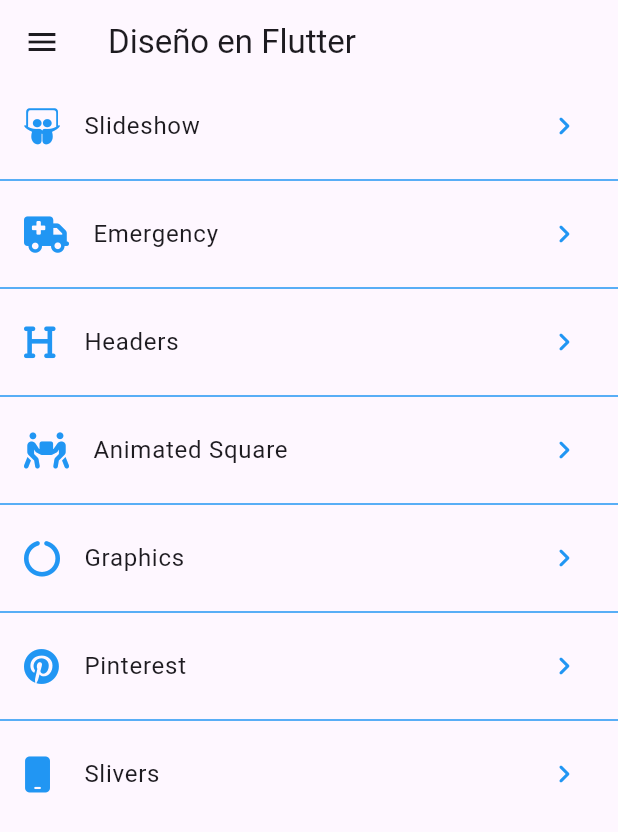
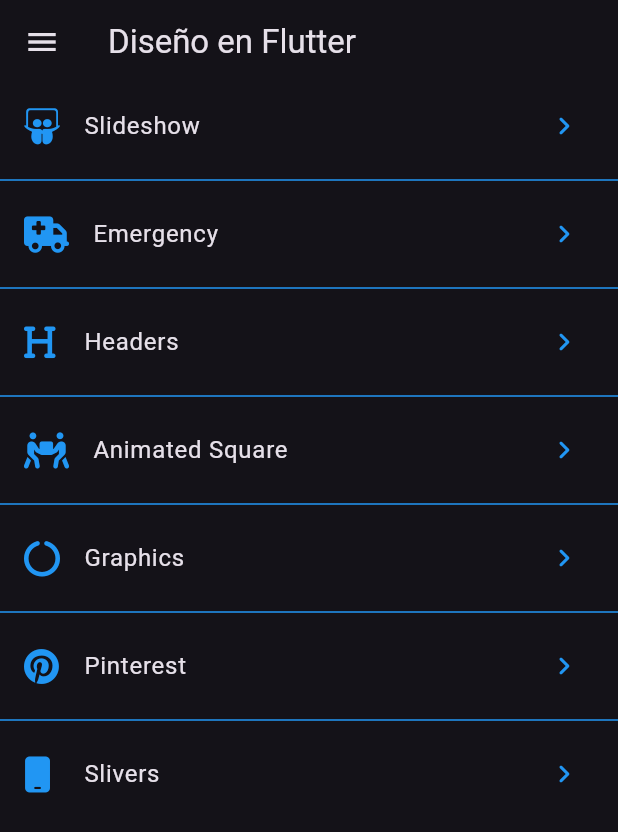
Before and after one commit to Flutter-Course-Sergio/designsApp, a Flutter app: the screen it shows after launch, on a phone screen of 412 x 824 dp. Shown: the top 832 px of the screen. Run offline on Flutter 3.47's test engine with Material 3 defaults, Android fonts, the phone set to English and light mode, and no system bars; our stand-ins replace animate_do, flutter_svg, font_awesome_flutter.

Commit message:
dark and light theme

```diff
--- a/lib/main.dart
+++ b/lib/main.dart
@@ -6,7 +6,7 @@ import 'src/theme/theme.dart';
 
 void main() {
   runApp(ChangeNotifierProvider(
-      create: (_) => ThemeChanger(), child: const MainApp()));
+      create: (_) => ThemeChanger(2), child: const MainApp()));
 }
 
 class MainApp extends StatelessWidget {
@@ -14,8 +14,11 @@ class MainApp extends StatelessWidget {
 
   @override
   Widget build(BuildContext context) {
-    return const MaterialApp(
-      home: LauncherPage(),
+    final appTheme = Provider.of<ThemeChanger>(context).currentTheme;
+
+    return MaterialApp(
+      theme: appTheme,
+      home: const LauncherPage(),
       title: 'Designs App',
       debugShowCheckedModeBanner: false,
     );
--- a/lib/src/theme/theme.dart
+++ b/lib/src/theme/theme.dart
@@ -3,19 +3,59 @@ import 'package:flutter/material.dart';
 class ThemeChanger with ChangeNotifier {
   bool _darkTheme = false;
   bool _customTheme = false;
+  ThemeData _currentTheme = ThemeData.light();
 
   bool get darkTheme => _darkTheme;
   bool get customTheme => _customTheme;
+  ThemeData get currentTheme => _currentTheme;
+
+  ThemeChanger(int theme) {
+    switch (theme) {
+      case 1:
+        _darkTheme = false;
+        _customTheme = false;
+        _currentTheme = ThemeData.light();
+        break;
+      case 2:
+        _darkTheme = true;
+        _customTheme = false;
+        _currentTheme = ThemeData.dark();
+        break;
+      case 3:
+        _darkTheme = false;
+        _customTheme = true;
+        break;
+      default:
+        _darkTheme = false;
+        _customTheme = false;
+        _currentTheme = ThemeData.light();
+        break;
+    }
+  }
 
   set darkTheme(bool value) {
     _customTheme = false;
     _darkTheme = value;
+
+    if (value) {
+      _currentTheme = ThemeData.dark();
+    } else {
+      _currentTheme = ThemeData.light();
+    }
+
     notifyListeners();
   }
 
   set customTheme(bool value) {
     _customTheme = value;
     _darkTheme = false;
+
+    if (value) {
+      _currentTheme = ThemeData.light();
+    } else {
+      _currentTheme = ThemeData.light();
+    }
+
     notifyListeners();
   }
 }
```
